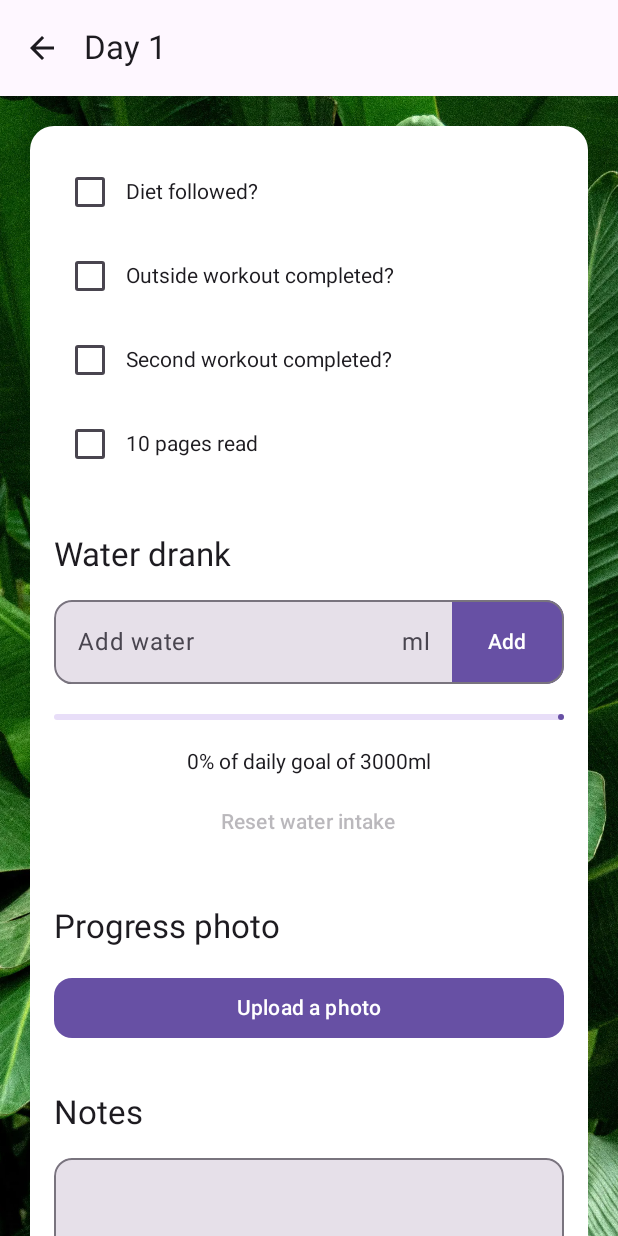
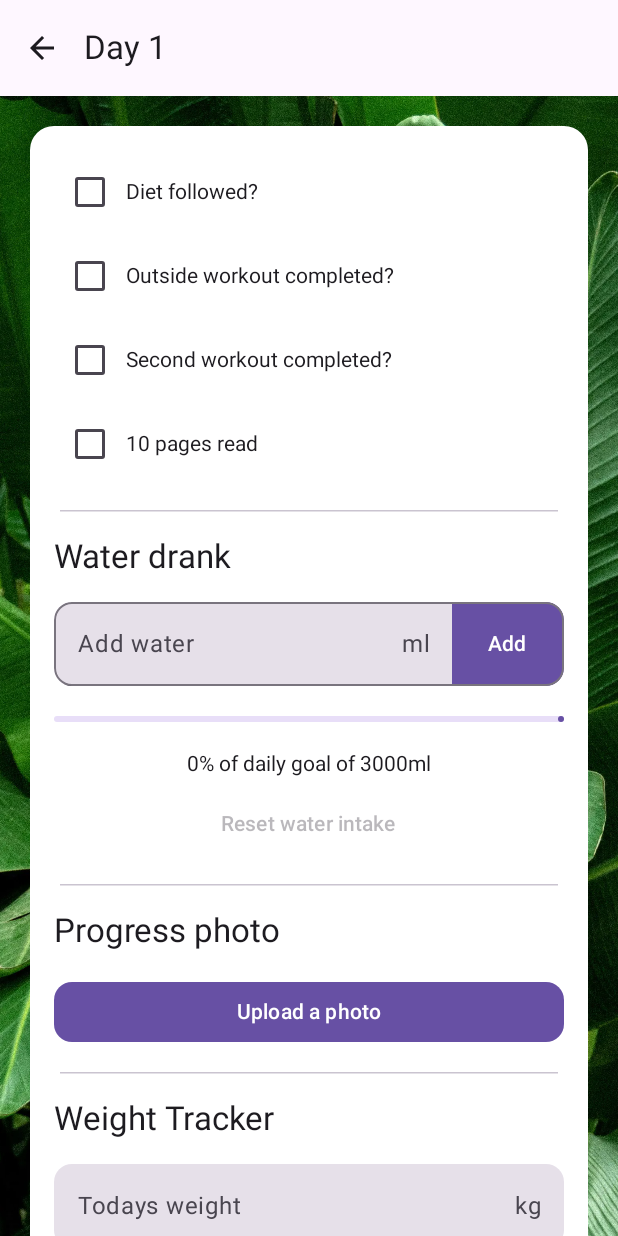
Before and after one commit to elysiahankey/75-hard, an Android app built with Jetpack Compose: the @Preview function DayScreenPreview, on a phone screen of 412 x 824 dp. Run offline under Robolectric (Android 15) with nearby library versions, the phone set to English and light mode, and no system bars; our stand-ins replace Dagger/Hilt's generated code.

Commit message:
Added unit tests for viewmodels and started on a weight tracker

```diff
--- a/app/src/main/java/com/example/a75hard/components/WaterTracker.kt
+++ b/app/src/main/java/com/example/a75hard/components/WaterTracker.kt
@@ -97,7 +97,7 @@ fun WaterTracker(dayNumber: String, viewModel: DayViewModel = hiltViewModel()) {
                             ),
                             trailingIcon = {
                                 Text(
-                                    text = "ml", // Replace this with your desired text
+                                    text = "ml",
                                     style = MaterialTheme.typography.bodyLarge
                                 )
                             },
--- a/app/src/main/java/com/example/a75hard/components/WeightTracker.kt
+++ b/app/src/main/java/com/example/a75hard/components/WeightTracker.kt
@@ -1,7 +1,86 @@
 package com.example.a75hard.components
 
+import androidx.compose.foundation.layout.Column
+import androidx.compose.foundation.layout.Spacer
+import androidx.compose.foundation.layout.fillMaxSize
+import androidx.compose.foundation.layout.fillMaxWidth
+import androidx.compose.foundation.layout.height
+import androidx.compose.foundation.layout.padding
+import androidx.compose.foundation.shape.RoundedCornerShape
+import androidx.compose.foundation.text.KeyboardActions
+import androidx.compose.foundation.text.KeyboardOptions
+import androidx.compose.material3.MaterialTheme
+import androidx.compose.material3.Text
+import androidx.compose.material3.TextField
 import androidx.compose.runtime.Composable
+import androidx.compose.runtime.LaunchedEffect
+import androidx.compose.runtime.collectAsState
+import androidx.compose.runtime.getValue
+import androidx.compose.runtime.mutableStateOf
+import androidx.compose.runtime.remember
+import androidx.compose.runtime.rememberCoroutineScope
+import androidx.compose.runtime.setValue
+import androidx.compose.ui.Modifier
+import androidx.compose.ui.draw.clip
+import androidx.compose.ui.platform.LocalContext
+import androidx.compose.ui.res.stringResource
+import androidx.compose.ui.text.input.ImeAction
+import androidx.compose.ui.text.input.KeyboardType
+import androidx.compose.ui.unit.dp
+import androidx.hilt.navigation.compose.hiltViewModel
+import com.example.a75hard.R
+import com.example.a75hard.helpers.WeightHelper
+import com.example.a75hard.viewmodels.DayViewModel
+import kotlinx.coroutines.launch
 
 @Composable
-fun WeightTracker() {
+fun WeightTracker(dayNumber: String, viewModel: DayViewModel = hiltViewModel()) {
+    val coroutineScope = rememberCoroutineScope()
+    val context = LocalContext.current
+    var input by remember { mutableStateOf("") }
+
+    LaunchedEffect(Unit) {
+        WeightHelper.getWeightState(context, dayNumber).collect { savedWeight ->
+            input = savedWeight
+        }
+    }
+
+    Column(
+        modifier = Modifier
+            .fillMaxSize()
+            .padding(16.dp)
+    ) {
+        Text(
+            text = stringResource(R.string.day_screen_weight_tracker_title),
+            style = MaterialTheme.typography.titleLarge
+        )
+
+        Spacer(modifier = Modifier.height(16.dp))
+
+        TextField(
+            value = input,
+            onValueChange = {
+                input = it
+                coroutineScope.launch {
+                    WeightHelper.saveWeightState(context, dayNumber, it) // Pass the new input value
+                }
+            },
+            label = { Text(text = stringResource(R.string.weight_tracker_weight_field)) },
+            keyboardOptions = KeyboardOptions.Default.copy(
+                keyboardType = KeyboardType.Number,
+                imeAction = ImeAction.Done
+            ),
+            keyboardActions = KeyboardActions(
+                onDone = {}
+            ),
+            trailingIcon = {
+                Text(
+                    text = "kg",
+                    style = MaterialTheme.typography.bodyLarge
+                )
+            },
+            singleLine = true,
+            modifier = Modifier.clip(RoundedCornerShape(12.dp)).fillMaxWidth()
+        )
+    }
 }
--- /dev/null
+++ b/app/src/main/java/com/example/a75hard/helpers/WeightHelper.kt
@@ -0,0 +1,34 @@
+package com.example.a75hard.helpers
+
+import android.content.Context
+import androidx.datastore.preferences.core.edit
+import androidx.datastore.preferences.core.stringPreferencesKey
+import kotlinx.coroutines.flow.Flow
+import kotlinx.coroutines.flow.map
+
+object WeightHelper {
+    private fun getWeightKey(dayNumber: String): String {
+        return "weight_${dayNumber}"
+    }
+
+    suspend fun saveWeightState(context: Context, dayNumber: String, weight: String) {
+        val weightKey = stringPreferencesKey(getWeightKey(dayNumber))
+        context.dataStore.edit { prefs ->
+            prefs[weightKey] = weight
+        }
+    }
+
+    fun getWeightState(context: Context, dayNumber: String): Flow<String> {
+        val weightKey = stringPreferencesKey(getWeightKey(dayNumber))
+        return context.dataStore.data.map { prefs ->
+            prefs[weightKey] ?: ""
+        }
+    }
+
+    suspend fun resetWeight(context: Context, dayNumber: String) {
+        context.dataStore.edit { prefs ->
+                val key = stringPreferencesKey(getWeightKey(dayNumber))
+                prefs[key] = ""
+        }
+    }
+}
--- a/app/src/main/java/com/example/a75hard/screens/DayScreen.kt
+++ b/app/src/main/java/com/example/a75hard/screens/DayScreen.kt
@@ -41,6 +41,7 @@ import com.example.a75hard.components.Checkboxes
 import com.example.a75hard.components.Notes
 import com.example.a75hard.components.ProgressPhoto
 import com.example.a75hard.components.WaterTracker
+import com.example.a75hard.components.WeightTracker
 import com.example.a75hard.viewmodels.DayViewModel
 import com.example.a75hard.viewmodels.HomeViewModel
 
@@ -112,9 +113,19 @@ fun DayScreen(
                         dayNumber = dayNumber
                     )
 
+                    HorizontalDivider(modifier = Modifier.padding(horizontal = 20.dp))
+
                     WaterTracker(dayNumber = dayNumber)
 
+                    HorizontalDivider(modifier = Modifier.padding(horizontal = 20.dp))
+
                     ProgressPhoto(dayNumber = dayNumber)
+
+                    HorizontalDivider(modifier = Modifier.padding(horizontal = 20.dp))
+
+                    WeightTracker(dayNumber = dayNumber)
+
+                    HorizontalDivider(modifier = Modifier.padding(horizontal = 20.dp))
 
                     Notes(dayNumber = dayNumber)
 
--- a/app/src/main/java/com/example/a75hard/screens/SettingsScreen.kt
+++ b/app/src/main/java/com/example/a75hard/screens/SettingsScreen.kt
@@ -103,7 +103,7 @@ fun SettingsScreen(
                 ) {
                     SettingsButton(
                         onClick = {},
-                        label = ""/*stringResource(R.string.settings_reset_all_button)*/
+                        label = TODO(/*stringResource(R.string.settings_reset_all_button)*/)
                     )
                     HorizontalDivider()
                     SettingsButton(
@@ -122,8 +122,8 @@ fun SettingsScreen(
                             text = { Text(stringResource(R.string.reset_app_dialog_text)) },
                             confirmButton = {
                                 TextButton(onClick = {
-//                                    homeViewModel.clearCompletedDays()  // Call your reset logic
-                                    showResetDialog = false  // Close dialog
+                                    TODO(/*homeViewModel.clearCompletedDays()*/)  // Call your reset logic
+                                    showResetDialog = false
                                 }) {
                                     Text(stringResource(R.string.reset_app_dialog_confirm))
                                 }
--- a/app/src/main/java/com/example/a75hard/viewmodels/DayViewModel.kt
+++ b/app/src/main/java/com/example/a75hard/viewmodels/DayViewModel.kt
@@ -6,8 +6,10 @@ import androidx.lifecycle.SavedStateHandle
 import androidx.lifecycle.viewModelScope
 import com.example.a75hard.R
 import com.example.a75hard.helpers.CheckboxHelper
+import com.example.a75hard.helpers.NotesHelper
 import com.example.a75hard.helpers.ProgressPhotoHelper
 import com.example.a75hard.helpers.WaterHelper
+import com.example.a75hard.helpers.WeightHelper
 import com.example.a75hard.viewmodels.HomeViewModel
 import dagger.hilt.android.lifecycle.HiltViewModel
 import kotlinx.coroutines.flow.MutableStateFlow
@@ -126,6 +128,8 @@ class DayViewModel @Inject constructor(
         viewModelScope.launch {
             ProgressPhotoHelper.deletePhoto(getApplication(), dayNumber)
             CheckboxHelper.resetAllCheckboxes(getApplication(), dayNumber, checkboxList)
+            WeightHelper.resetWeight(getApplication(), dayNumber)
+            NotesHelper.saveNotesState(getApplication(), dayNumber, "")
         }
     }
 }
--- a/app/src/main/java/com/example/a75hard/viewmodels/HomeViewModel.kt
+++ b/app/src/main/java/com/example/a75hard/viewmodels/HomeViewModel.kt
@@ -31,26 +31,22 @@ class HomeViewModel @Inject constructor(
 
     fun markDayComplete(day: String) {
         val current = _completedDays.value
-        Log.d("HomeViewModel", "Marking $day as COMPLETE. Current set: $current")
 
         val updated = current + day
         _completedDays.value = updated
         viewModelScope.launch {
             dataStoreManager.saveCompletedDays(updated)
-            Log.d("HomeViewModel", "Day $day marked complete. Updated set: $updated")
         }
     }
 
     fun markDayIncomplete(day: String) {
         val current = _completedDays.value
-        Log.d("HomeViewModel", "Marking $day as INCOMPLETE. Current set: $current")
 
         if (day in current) {
             val updated = current - day
             _completedDays.value = updated
             viewModelScope.launch {
                 dataStoreManager.saveCompletedDays(updated)
-                Log.d("HomeViewModel", "Day $day marked incomplete. Updated set: $updated")
             }
         } else {
             Log.d("HomeViewModel", "Day $day not found in completed days.")
--- a/app/src/main/res/values/strings.xml
+++ b/app/src/main/res/values/strings.xml
@@ -18,6 +18,7 @@
     <string name="day_screen_pages_read">10 pages read</string>
     <string name="day_screen_water_drank_title">Water drank</string>
     <string name="day_screen_progress_photo_title">Progress photo</string>
+    <string name="day_screen_weight_tracker_title">Weight Tracker</string>
     <string name="day_screen_notes_title">Notes</string>
     <string name="day_screen_reset_day_button">Reset day</string>
 
@@ -29,6 +30,8 @@
     <string name="progress_photo_button_upload_another">Upload a different photo</string>
     <string name="progress_photo_delete_photo">Delete photo</string>
 
+    <string name="weight_tracker_weight_field">Todays weight</string>
+
     <string name="settings_title">Settings</string>
 
     <string name="settings_reset_all_button">Reset all</string>
```
Also changed, not shown: app/build.gradle.kts (+12 -7 lines), gradle/libs.versions.toml (+7 -0 lines), 3 other files.
